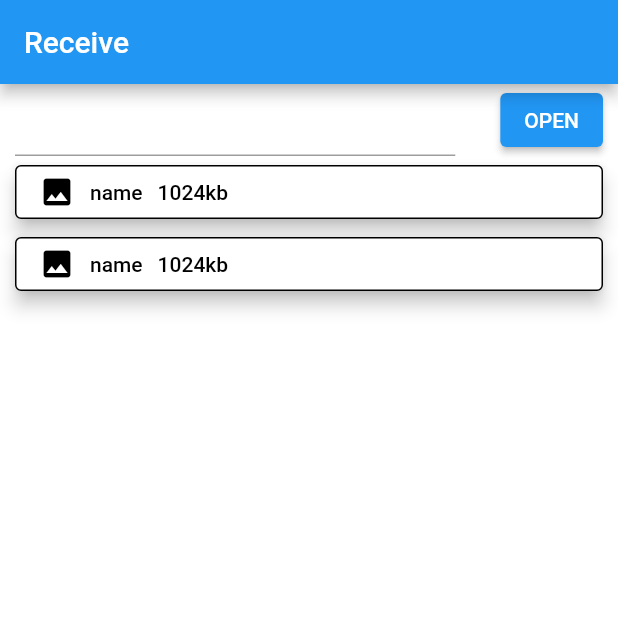
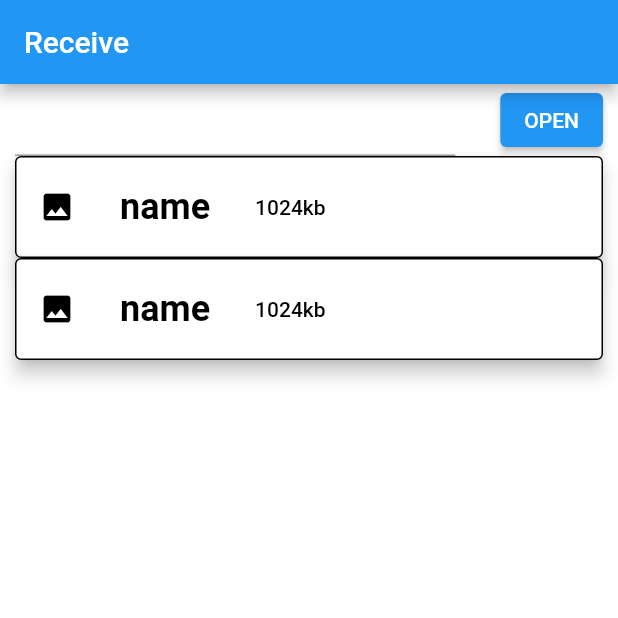
Before and after one commit to RikitoNoto/silkroad, a Flutter app: the screen it shows after launch, on a phone screen of 412 x 824 dp, the top half of it. Run offline on Flutter 3.47's test engine with Material 2 defaults, Android fonts, the phone set to English and light mode, and no system bars.

```diff
--- a/lib/receive/views/receive_list_item.dart
+++ b/lib/receive/views/receive_list_item.dart
@@ -3,13 +3,13 @@ import 'package:flutter/material.dart';
 
 class ReceiveListItem extends StatelessWidget{
   const ReceiveListItem({
-    required this.icon,
+    required this.icon_data,
     required this.name,
     required this.size,
     super.key,
   });
 
-  final Widget icon;
+  final IconData icon_data;
   final String name;
   final String size;
 
@@ -30,11 +30,27 @@ class ReceiveListItem extends StatelessWidget{
             child: IntrinsicHeight(
               child: Row(
                 children: [
-                  icon,
+                  FractionallySizedBox(
+                    heightFactor: 1.0,
+
+                    child: Icon(icon_data,
+//                      size: ,
+                    ),
+                  ),
                   SizedBox(
                     width: 10,
                   ),
-                  Text(name),
+                  Padding(
+                    padding: const EdgeInsets.symmetric(horizontal: 20, vertical: 20),
+                    child: Text(
+                      name,
+                      style: const TextStyle(
+                        fontSize: 24,
+                        fontWeight: FontWeight.bold,
+                      ),
+                      textAlign: TextAlign.left,
+                    ),
+                  ),
                   SizedBox(
                     width: 10,
                   ),
--- a/lib/receive/views/receive_view.dart
+++ b/lib/receive/views/receive_view.dart
@@ -59,8 +59,8 @@ class _ReceivePageIdleState extends State<ReceivePage>{
             Flexible(
                 child: ListView(
                     children: <Widget>[
-                      const ReceiveListItem(icon: Icon(Icons.image), name: "name", size: "1024kb"),
-                      const ReceiveListItem(icon: Icon(Icons.image), name: "name", size: "1024kb"),
+                      const ReceiveListItem(icon_data: Icons.image, name: "name", size: "1024kb"),
+                      const ReceiveListItem(icon_data: Icons.image, name: "name", size: "1024kb"),
 
                     ],
                   )
```
Also changed, not shown: 1 other file.
